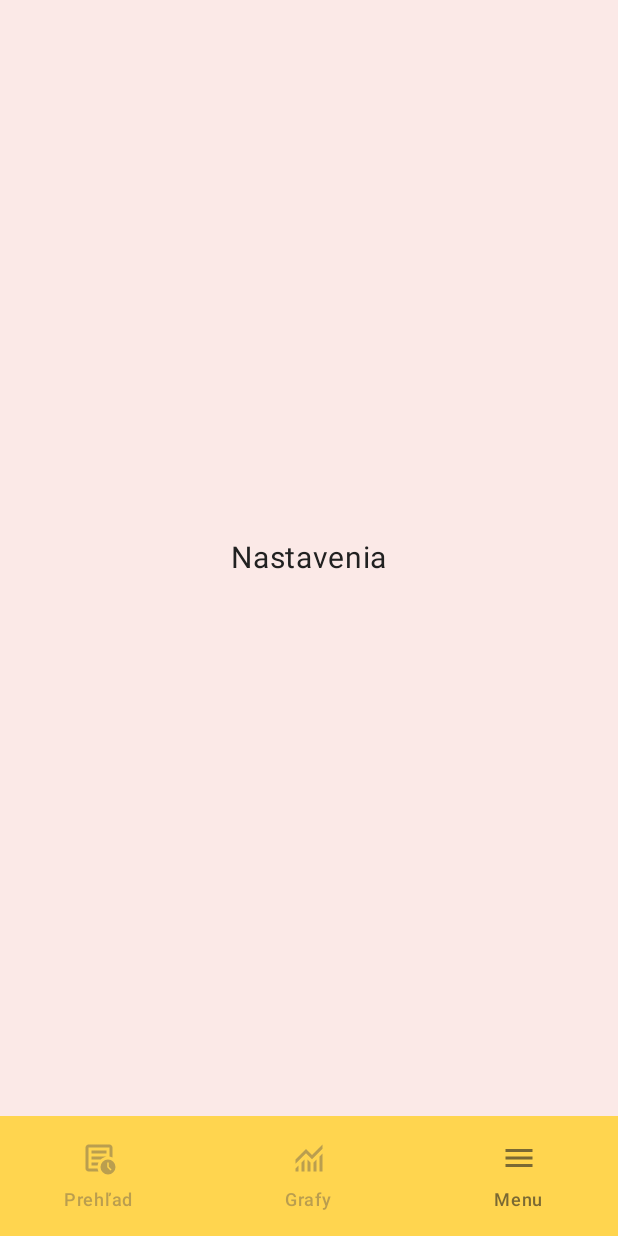
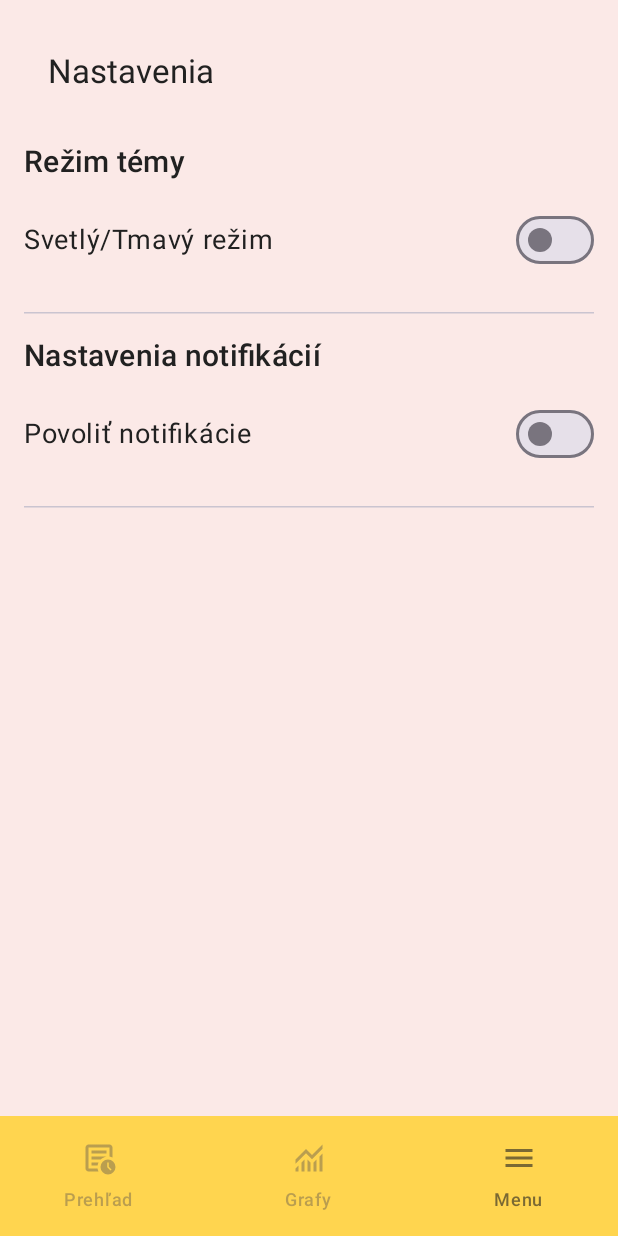
Before and after one commit to Miclah/BeeSense, an Android app built with Jetpack Compose: the SettingsScreen screen opened through its navigation route, on a phone screen of 412 x 824 dp. Run offline under Robolectric (Android 15) with nearby library versions, the phone set to English and light mode, and no system bars.

Commit message:
Basic Settings Screen
- Created a basic settings screen with options for changing the app theme and allowing or disabling notifications.

```diff
--- a/app/src/main/java/com/beesense/ui/screens/subscreens/HiveEditorScreen.kt
+++ b/app/src/main/java/com/beesense/ui/screens/subscreens/HiveEditorScreen.kt
@@ -139,7 +139,7 @@ fun HiveEditorScreen(
 
             HiveCheckboxItem(
                 label = "Zobraziť v aplikácii",
-                checked = airPressure,
+                checked = showInApp,
                 onCheckedChange = { showInApp = it }
             )
 
--- a/app/src/main/java/com/beesense/ui/screens/subscreens/SettingsScreen.kt
+++ b/app/src/main/java/com/beesense/ui/screens/subscreens/SettingsScreen.kt
@@ -1,16 +1,93 @@
 package com.beesense.ui.screens.subscreens
 
-import androidx.compose.foundation.layout.Box
-import androidx.compose.foundation.layout.fillMaxSize
+import androidx.compose.foundation.layout.Arrangement
+import androidx.compose.foundation.layout.Column
+import androidx.compose.foundation.layout.Row
+import androidx.compose.foundation.layout.fillMaxWidth
+import androidx.compose.foundation.layout.padding
+import androidx.compose.foundation.shape.RoundedCornerShape
+import androidx.compose.material3.Button
+import androidx.compose.material3.Divider
+import androidx.compose.material3.ExperimentalMaterial3Api
+import androidx.compose.material3.HorizontalDivider
+import androidx.compose.material3.MaterialTheme
+import androidx.compose.material3.Switch
+import androidx.compose.material3.SwitchDefaults
 import androidx.compose.material3.Text
+import androidx.compose.material3.TopAppBar
 import androidx.compose.runtime.Composable
+import androidx.compose.runtime.getValue
+import androidx.compose.runtime.mutableStateOf
+import androidx.compose.runtime.remember
+import androidx.compose.runtime.setValue
 import androidx.compose.ui.Alignment
 import androidx.compose.ui.Modifier
+import androidx.compose.ui.unit.dp
 import androidx.compose.ui.unit.sp
+import com.beesense.ui.theme.BeeSenseTheme
 
+@OptIn(ExperimentalMaterial3Api::class)
 @Composable
 fun SettingsScreen() {
-    Box(modifier = Modifier.fillMaxSize(), contentAlignment = Alignment.Center) {
-        Text(text = "Nastavenia", fontSize = 20.sp)
+    var isDarkMode by remember { mutableStateOf(false) }
+    var areNotificationsEnabled by remember { mutableStateOf(false) }
+
+    BeeSenseTheme(darkTheme = isDarkMode) {
+        Column(modifier = Modifier.padding(16.dp)) {
+            TopAppBar(
+                title = { Text("Nastavenia") },
+                modifier = Modifier.padding(bottom = 16.dp)
+            )
+
+            Text(
+                text = "Režim témy",
+                style = MaterialTheme.typography.titleMedium.copy(fontSize = 20.sp),
+                modifier = Modifier.padding(bottom = 8.dp)
+            )
+            Row(
+                modifier = Modifier.fillMaxWidth(),
+                horizontalArrangement = Arrangement.SpaceBetween,
+                verticalAlignment = Alignment.CenterVertically
+            ) {
+                Text(
+                    text = "Svetlý/Tmavý režim",
+                    style = MaterialTheme.typography.bodyLarge.copy(fontSize = 18.sp)
+                )
+                Switch(
+                    checked = isDarkMode,
+                    onCheckedChange = {
+                        isDarkMode = it
+                    },
+                    modifier = Modifier.padding(vertical = 8.dp)
+                )
+            }
+
+            HorizontalDivider(modifier = Modifier.padding(vertical = 16.dp))
+
+
+            Text(
+                text = "Nastavenia notifikácií",
+                style = MaterialTheme.typography.titleMedium.copy(fontSize = 20.sp),
+                modifier = Modifier.padding(bottom = 8.dp)
+            )
+
+            Row(
+                modifier = Modifier.fillMaxWidth(),
+                horizontalArrangement = Arrangement.SpaceBetween,
+                verticalAlignment = Alignment.CenterVertically
+            ) {
+                Text(
+                    text = "Povoliť notifikácie",
+                    style = MaterialTheme.typography.bodyLarge.copy(fontSize = 18.sp)
+                )
+                Switch(
+                    checked = areNotificationsEnabled,
+                    onCheckedChange = { areNotificationsEnabled = it },
+                    modifier = Modifier.padding(vertical = 8.dp)
+                )
+            }
+
+            HorizontalDivider(modifier = Modifier.padding(vertical = 16.dp))
+        }
     }
 }
```
